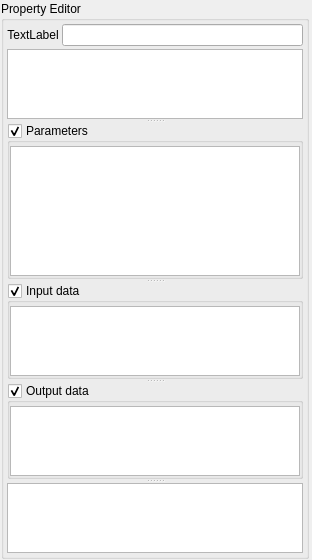
First picture: the form in implementations/bundled_software/ugene/src/plugins/workflow_designer/src/WorkflowEditorWidget.ui, repository r-barnes/sw_comparison, before the edit.
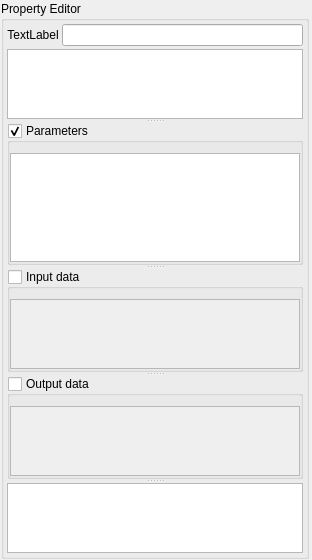
Second picture: the form after the edit. Icons and pictures are not drawn. Custom widgets are drawn as their Qt base class.

Diff of the .ui file:
```diff
--- a/implementations/bundled_software/ugene/src/plugins/workflow_designer/src/WorkflowEditorWidget.ui
+++ b/implementations/bundled_software/ugene/src/plugins/workflow_designer/src/WorkflowEditorWidget.ui
@@ -47,6 +47,9 @@
    <property name="spacing">
     <number>1</number>
    </property>
+   <property name="sizeConstraint">
+    <enum>QLayout::SetMinAndMaxSize</enum>
+   </property>
    <property name="leftMargin">
     <number>1</number>
    </property>
@@ -188,11 +191,14 @@
           <property name="spacing">
            <number>0</number>
           </property>
+          <property name="sizeConstraint">
+           <enum>QLayout::SetMinAndMaxSize</enum>
+          </property>
           <property name="leftMargin">
            <number>0</number>
           </property>
           <property name="topMargin">
-           <number>3</number>
+           <number>10</number>
           </property>
           <property name="rightMargin">
            <number>0</number>
@@ -282,17 +288,20 @@
           <bool>true</bool>
          </property>
          <property name="checked">
-          <bool>true</bool>
+          <bool>false</bool>
          </property>
          <layout class="QVBoxLayout" name="inputLayout">
           <property name="spacing">
            <number>0</number>
           </property>
+          <property name="sizeConstraint">
+           <enum>QLayout::SetMinAndMaxSize</enum>
+          </property>
           <property name="leftMargin">
            <number>0</number>
           </property>
           <property name="topMargin">
-           <number>3</number>
+           <number>10</number>
           </property>
           <property name="rightMargin">
            <number>0</number>
@@ -301,13 +310,20 @@
            <number>0</number>
           </property>
           <item>
-           <widget class="QTableView" name="table2">
-            <property name="sizePolicy">
-             <sizepolicy hsizetype="Preferred" vsizetype="Preferred">
-              <horstretch>0</horstretch>
-              <verstretch>2</verstretch>
-             </sizepolicy>
+           <widget class="QScrollArea" name="inputScrollArea">
+            <property name="widgetResizable">
+             <bool>true</bool>
             </property>
+            <widget class="QWidget" name="inputScrollAreaContainer">
+             <property name="geometry">
+              <rect>
+               <x>0</x>
+               <y>0</y>
+               <width>288</width>
+               <height>68</height>
+              </rect>
+             </property>
+            </widget>
            </widget>
           </item>
          </layout>
@@ -329,17 +345,20 @@
           <bool>true</bool>
          </property>
          <property name="checked">
-          <bool>true</bool>
+          <bool>false</bool>
          </property>
          <layout class="QVBoxLayout" name="outputLayout">
           <property name="spacing">
            <number>0</number>
           </property>
+          <property name="sizeConstraint">
+           <enum>QLayout::SetMinAndMaxSize</enum>
+          </property>
           <property name="leftMargin">
            <number>0</number>
           </property>
           <property name="topMargin">
-           <number>3</number>
+           <number>10</number>
           </property>
           <property name="rightMargin">
            <number>0</number>
```
Left out of the diff: 22 changed lines with no effect on the pictures.
